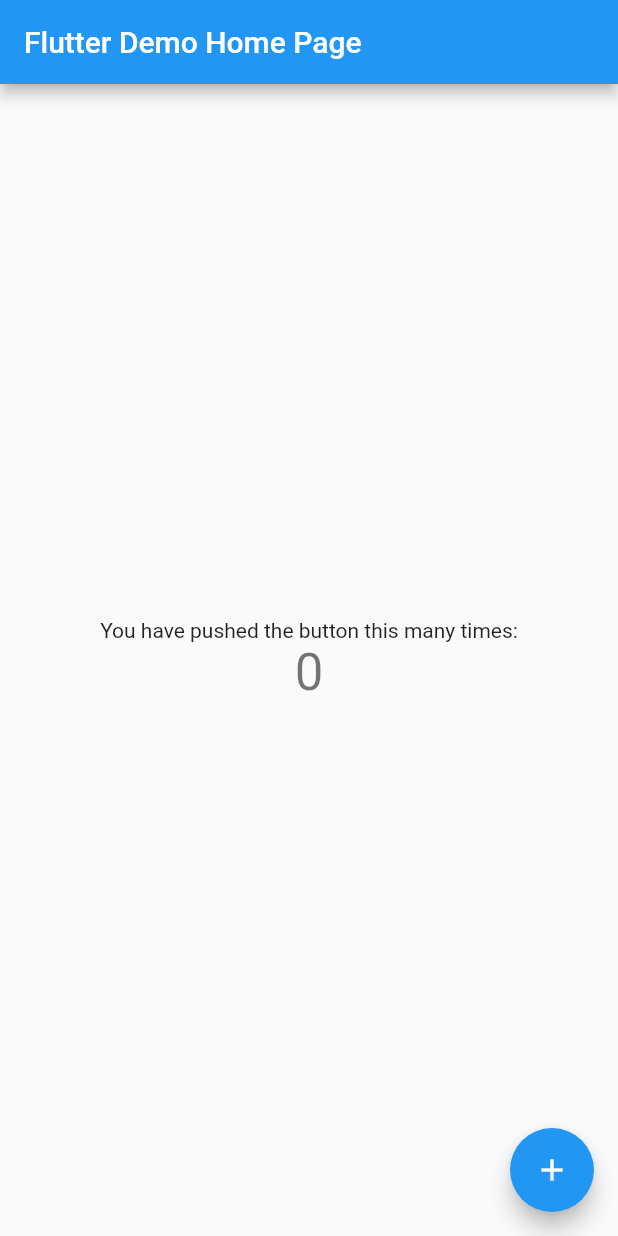
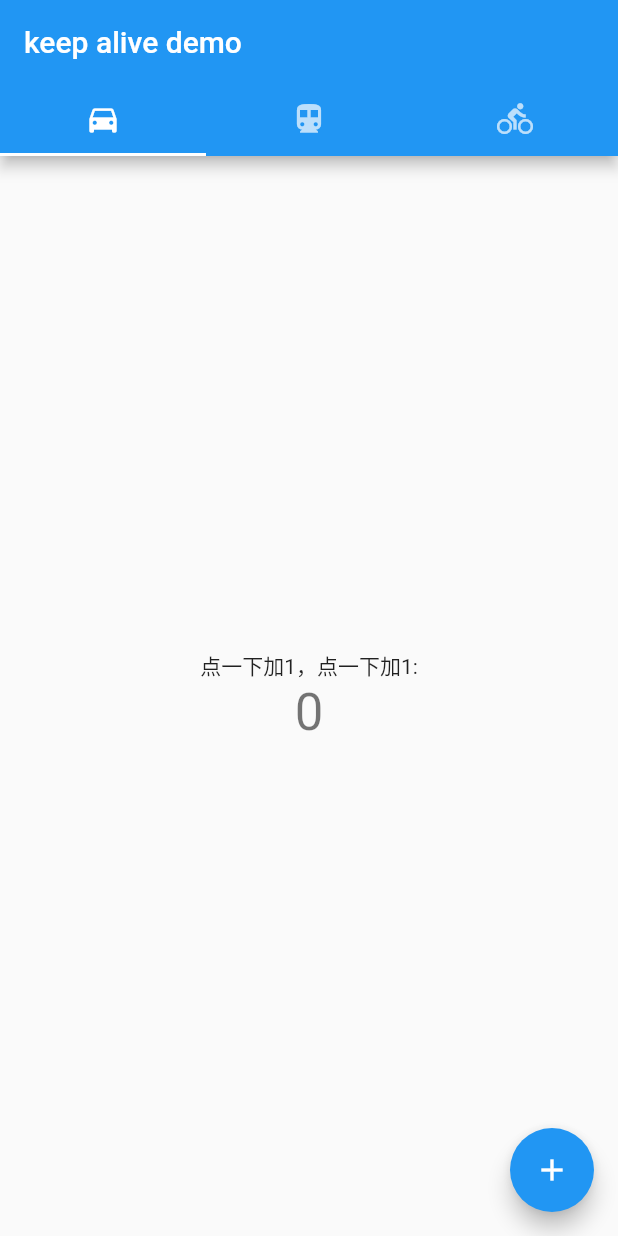
Before and after one commit to qllqll/20-flutterDemo, a Flutter app: the screen it shows after launch, on a phone screen of 412 x 824 dp. Run offline on Flutter 3.47's test engine with Material 2 defaults, Android fonts, the phone set to English and light mode, and no system bars.

Commit message:
保持页面状态
 保持页面状态

```diff
--- /dev/null
+++ b/demo5/lib/keep_alive_demo.dart
@@ -0,0 +1,39 @@
+import 'package:flutter/material.dart';
+
+class MyHomePage extends StatefulWidget {
+  _MyHomePageState createState() => _MyHomePageState();
+}
+
+class _MyHomePageState extends State<MyHomePage>
+    with AutomaticKeepAliveClientMixin {
+  int _counter = 0;
+  @override
+  bool get wantKeepAlive => true;
+
+  void _incrementCounter() {
+    setState(() {
+      _counter++;
+    });
+  }
+
+  Widget build(BuildContext context) {
+    return Scaffold(
+      body: Center(
+          child: Column(
+        mainAxisAlignment: MainAxisAlignment.center,
+        children: <Widget>[
+          Text('点一下加1，点一下加1:'),
+          Text(
+            '$_counter',
+            style: Theme.of(context).textTheme.display1,
+          )
+        ],
+      )),
+      floatingActionButton: FloatingActionButton(
+        onPressed: _incrementCounter,
+        tooltip: 'Increment',
+        child: Icon(Icons.add),
+      ),
+    );
+  }
+}
--- a/demo5/lib/main.dart
+++ b/demo5/lib/main.dart
@@ -1,111 +1,57 @@
 import 'package:flutter/material.dart';
+import 'package:demo5/keep_alive_demo.dart';
 
 void main() => runApp(MyApp());
 
 class MyApp extends StatelessWidget {
-  // This widget is the root of your application.
   @override
   Widget build(BuildContext context) {
     return MaterialApp(
-      title: 'Flutter Demo',
-      theme: ThemeData(
-        // This is the theme of your application.
-        //
-        // Try running your application with "flutter run". You'll see the
-        // application has a blue toolbar. Then, without quitting the app, try
-        // changing the primarySwatch below to Colors.green and then invoke
-        // "hot reload" (press "r" in the console where you ran "flutter run",
-        // or simply save your changes to "hot reload" in a Flutter IDE).
-        // Notice that the counter didn't reset back to zero; the application
-        // is not restarted.
-        primarySwatch: Colors.blue,
+      title: 'Material App',
+      home: Scaffold(
+        body: KeepAliveDemo(),
       ),
-      home: MyHomePage(title: 'Flutter Demo Home Page'),
     );
   }
 }
 
-class MyHomePage extends StatefulWidget {
-  MyHomePage({Key key, this.title}) : super(key: key);
+class KeepAliveDemo extends StatefulWidget {
+  _KeepAliveDemoState createState() => _KeepAliveDemoState();
+}
 
-  // This widget is the home page of your application. It is stateful, meaning
-  // that it has a State object (defined below) that contains fields that affect
-  // how it looks.
-
-  // This class is the configuration for the state. It holds the values (in this
-  // case the title) provided by the parent (in this case the App widget) and
-  // used by the build method of the State. Fields in a Widget subclass are
-  // always marked "final".
-
-  final String title;
+class _KeepAliveDemoState extends State<KeepAliveDemo>
+    with SingleTickerProviderStateMixin {
+  TabController _controller;
+  @override
+  void initState() {
+    super.initState();
+    _controller = TabController(length: 3, vsync: this);
+  }
 
   @override
-  _MyHomePageState createState() => _MyHomePageState();
-}
-
-class _MyHomePageState extends State<MyHomePage> {
-  int _counter = 0;
-
-  void _incrementCounter() {
-    setState(() {
-      // This call to setState tells the Flutter framework that something has
-      // changed in this State, which causes it to rerun the build method below
-      // so that the display can reflect the updated values. If we changed
-      // _counter without calling setState(), then the build method would not be
-      // called again, and so nothing would appear to happen.
-      _counter++;
-    });
+  void dispose() {
+    _controller.dispose();
+    super.dispose();
   }
 
   @override
   Widget build(BuildContext context) {
-    // This method is rerun every time setState is called, for instance as done
-    // by the _incrementCounter method above.
-    //
-    // The Flutter framework has been optimized to make rerunning build methods
-    // fast, so that you can just rebuild anything that needs updating rather
-    // than having to individually change instances of widgets.
     return Scaffold(
       appBar: AppBar(
-        // Here we take the value from the MyHomePage object that was created by
-        // the App.build method, and use it to set our appbar title.
-        title: Text(widget.title),
-      ),
-      body: Center(
-        // Center is a layout widget. It takes a single child and positions it
-        // in the middle of the parent.
-        child: Column(
-          // Column is also a layout widget. It takes a list of children and
-          // arranges them vertically. By default, it sizes itself to fit its
-          // children horizontally, and tries to be as tall as its parent.
-          //
-          // Invoke "debug painting" (press "p" in the console, choose the
-          // "Toggle Debug Paint" action from the Flutter Inspector in Android
-          // Studio, or the "Toggle Debug Paint" command in Visual Studio Code)
-          // to see the wireframe for each widget.
-          //
-          // Column has various properties to control how it sizes itself and
-          // how it positions its children. Here we use mainAxisAlignment to
-          // center the children vertically; the main axis here is the vertical
-          // axis because Columns are vertical (the cross axis would be
-          // horizontal).
-          mainAxisAlignment: MainAxisAlignment.center,
-          children: <Widget>[
-            Text(
-              'You have pushed the button this many times:',
-            ),
-            Text(
-              '$_counter',
-              style: Theme.of(context).textTheme.display1,
-            ),
+        title: Text('keep alive demo'),
+        bottom: TabBar(
+          controller: _controller,
+          tabs: <Widget>[
+            Tab(icon: Icon(Icons.directions_car)),
+            Tab(icon: Icon(Icons.directions_transit)),
+            Tab(icon: Icon(Icons.directions_bike)),
           ],
         ),
       ),
-      floatingActionButton: FloatingActionButton(
-        onPressed: _incrementCounter,
-        tooltip: 'Increment',
-        child: Icon(Icons.add),
-      ), // This trailing comma makes auto-formatting nicer for build methods.
+      body: TabBarView(
+        controller: _controller,
+        children: <Widget>[MyHomePage(), MyHomePage(), MyHomePage()],
+      ),
     );
   }
 }
```
